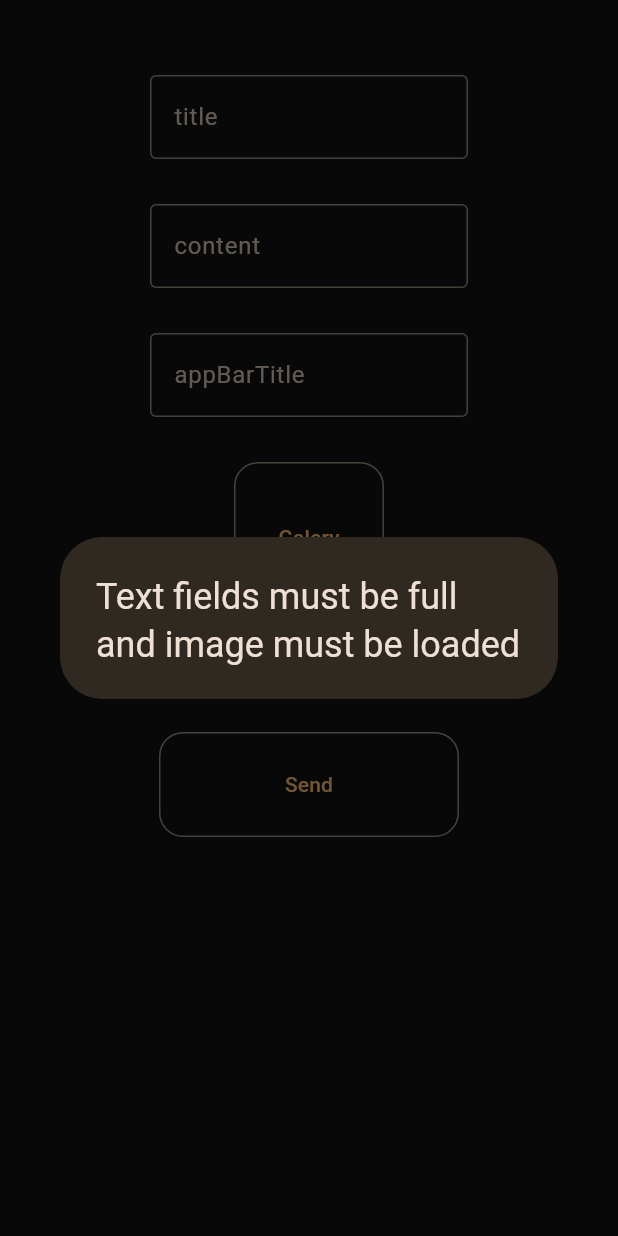
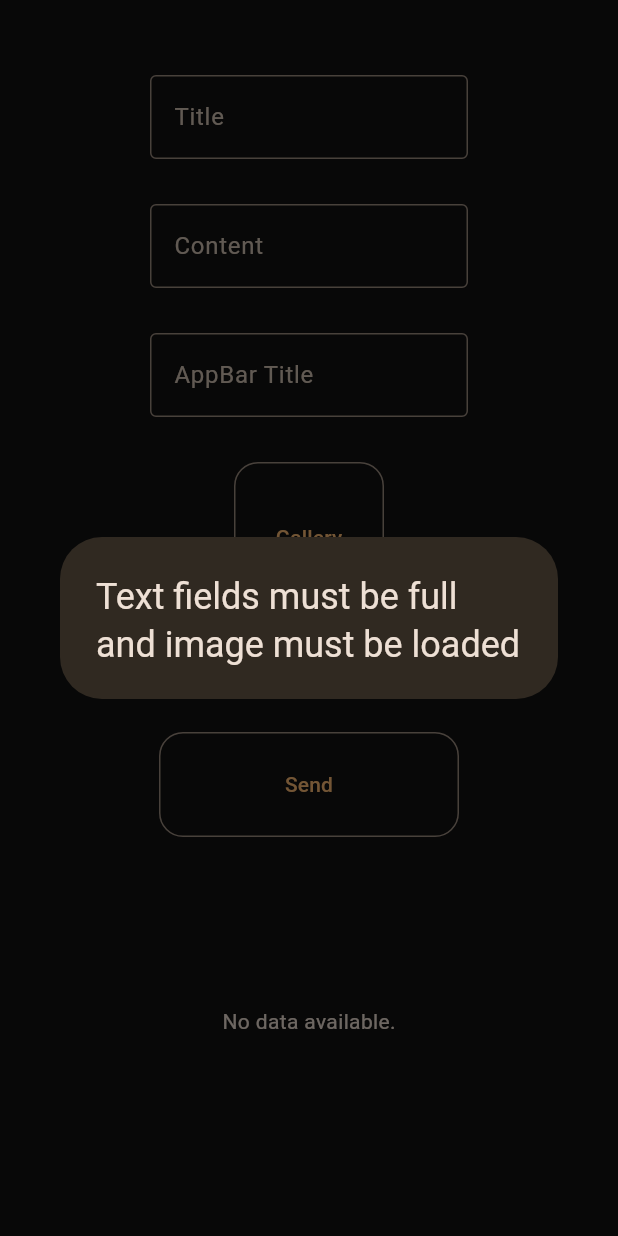
Before and after one commit to kobetskiy/traktor_family_gastro_bar_admin_panel, a Flutter app: the screen it shows after launch, after a tap on "Send", on a phone screen of 412 x 824 dp. Run offline on Flutter 3.47's test engine with Material 3 defaults, Android fonts, the phone set to English and light mode, and no system bars; our stand-ins replace cloud_firestore, firebase_core, firebase_storage, image_picker; accounts and stored records are empty; Roboto replaces fonts that are missing (OpenSans).

Commit message:
added removing banners from firebase

```diff
--- a/lib/app_screen.dart
+++ b/lib/app_screen.dart
@@ -1,6 +1,8 @@
 import 'dart:typed_data';
 
+import 'package:cloud_firestore/cloud_firestore.dart';
 import 'package:flutter/material.dart';
+import 'package:traktor_family_gastro_bar_admin_panel/core/ui/database_constants.dart';
 import 'package:traktor_family_gastro_bar_admin_panel/image_picker_service.dart';
 
 class AppScreen extends StatefulWidget {
@@ -40,7 +42,10 @@ class _AppScreenState extends State<AppScreen> {
           appBarTitle: appBarTitleController.text.trim(),
           image: selectedImage!,
         );
-        showAlertDialog('Data has been sent successfuly');
+        showAlertDialog('Data has been sent successfully');
+        titleController.clear();
+        contentController.clear();
+        appBarTitleController.clear();
       } else {
         showAlertDialog("Text fields must be full and image must be loaded");
       }
@@ -54,7 +59,7 @@ class _AppScreenState extends State<AppScreen> {
             TextField(
               controller: titleController,
               decoration: const InputDecoration(
-                label: Text('title'),
+                label: Text('Title'),
                 border: OutlineInputBorder(),
               ),
             ),
@@ -62,7 +67,7 @@ class _AppScreenState extends State<AppScreen> {
             TextField(
               controller: contentController,
               decoration: const InputDecoration(
-                label: Text('content'),
+                label: Text('Content'),
                 border: OutlineInputBorder(),
               ),
             ),
@@ -70,7 +75,7 @@ class _AppScreenState extends State<AppScreen> {
             TextField(
               controller: appBarTitleController,
               decoration: const InputDecoration(
-                label: Text('appBarTitle'),
+                label: Text('AppBar Title'),
                 border: OutlineInputBorder(),
               ),
             ),
@@ -79,10 +84,10 @@ class _AppScreenState extends State<AppScreen> {
               mainAxisAlignment: MainAxisAlignment.center,
               children: [
                 OutlinedButtonWidget(
-                  text: "Galery",
+                  text: "Gallery",
                   onPressed: () async {
                     selectedImage =
-                        await imagePickerService.pickImageFromGalery();
+                        await imagePickerService.pickImageFromGallery();
                     setState(() {});
                   },
                 ),
@@ -100,7 +105,9 @@ class _AppScreenState extends State<AppScreen> {
               text: "Send",
               width: 200,
               height: 70,
-            )
+            ),
+            const SizedBox(height: 30),
+            const Expanded(child: DataListWidget()),
           ],
         ),
       ),
@@ -130,7 +137,7 @@ class OutlinedButtonWidget extends StatelessWidget {
       child: OutlinedButton(
         onPressed: onPressed,
         style: ButtonStyle(
-          shape: WidgetStatePropertyAll(
+          shape: WidgetStateProperty.all(
             RoundedRectangleBorder(
               borderRadius: BorderRadius.circular(16),
             ),
@@ -141,3 +148,67 @@ class OutlinedButtonWidget extends StatelessWidget {
     );
   }
 }
+
+class DataListWidget extends StatefulWidget {
+  const DataListWidget({super.key});
+
+  @override
+  State<DataListWidget> createState() => _DataListWidgetState();
+}
+
+class _DataListWidgetState extends State<DataListWidget> {
+  final FirebaseFirestore _firestore = FirebaseFirestore.instance;
+
+  Future<void> _deleteItem(String id) async {
+    await _firestore
+        .collection(DatabaseCollections.bannersCollection)
+        .doc(id)
+        .delete();
+  }
+
+  @override
+  Widget build(BuildContext context) {
+    return StreamBuilder<QuerySnapshot>(
+      stream: _firestore
+          .collection(DatabaseCollections.bannersCollection)
+          .snapshots(),
+      builder: (context, snapshot) {
+        if (snapshot.connectionState == ConnectionState.waiting) {
+          return const Center(child: CircularProgressIndicator());
+        }
+
+        if (snapshot.hasError) {
+          return const Center(child: Text('Error fetching data.'));
+        }
+
+        if (!snapshot.hasData || snapshot.data!.docs.isEmpty) {
+          return const Center(child: Text('No data available.'));
+        }
+
+        final banners = snapshot.data!.docs;
+
+        return ListView.builder(
+          itemCount: banners.length,
+          itemBuilder: (context, index) {
+            final banner = banners[index];
+            final data = banner.data() as Map<String, dynamic>;
+
+            return Card(
+              margin: const EdgeInsets.symmetric(vertical: 8, horizontal: 16),
+              child: ListTile(
+                title: Text(data['title']),
+                subtitle: Text(data['content']),
+                trailing: IconButton(
+                  icon: const Icon(Icons.delete),
+                  onPressed: () {
+                    _deleteItem(banner.id);
+                  },
+                ),
+              ),
+            );
+          },
+        );
+      },
+    );
+  }
+}
--- a/lib/image_picker_service.dart
+++ b/lib/image_picker_service.dart
@@ -10,7 +10,7 @@ class ImagePickerService {
   final _storage = FirebaseStorage.instance;
   final _firestore = FirebaseFirestore.instance;
 
-  Future<Uint8List> pickImageFromGalery() async {
+  Future<Uint8List> pickImageFromGallery() async {
     final selectedImage =
         await _imagePicker.pickImage(source: ImageSource.gallery);
     return await selectedImage!.readAsBytes();
```
